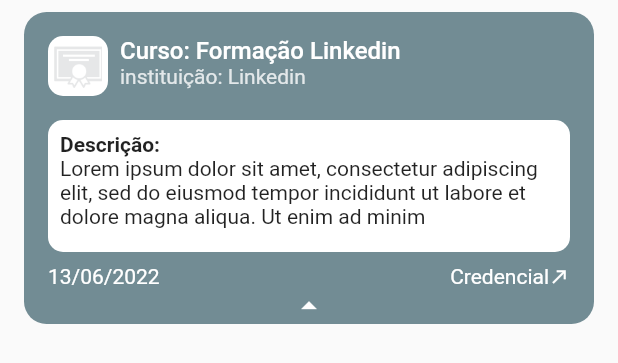
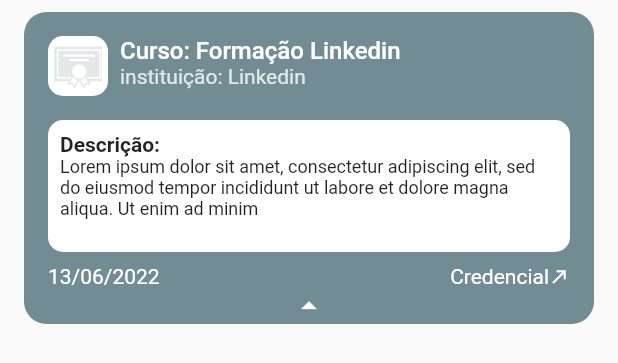
Before and after one commit to xandefreitas/Flutter_Profile, a Flutter app: the CertificateExpandableCard widget shown alone on an empty page, opened directly with sample values from the repository, after a tap on the "arrow drop down" icon, on a phone screen of 412 x 824 dp. Shown: the top 363 px of the screen. Run offline on Flutter 3.47's test engine with Material 2 defaults, Android fonts, the phone set to English and light mode, and no system bars; our stand-ins replace unicons; network calls fail.

Commit message:
minor adjustments

```diff
--- a/lib/core/app_colors.dart
+++ b/lib/core/app_colors.dart
@@ -7,11 +7,11 @@ abstract class AppColors {
   static const depositionsPrimary = Color(0xff9A8761);
   static const grey = Color(0xffAEAEAE);
   static const lightGrey = Color(0xffD9D9D9);
-  static const linkedin = Color(0xff0A65C0);
-  static const whatsapp = Color(0xff45B452);
-  static const snackBarYellow = Color(0xffE3B950);
-  static const snackBarGreen = Color(0xff4CAF50);
-  static const snackBarRed = Color(0xffCC5858);
+  static const linkedinBlue = Color(0xff0A65C0);
+  static const whatsappGreen = Color(0xff45B452);
+  static const snackBarAlert = Color(0xffE3B950);
+  static const snackBarSuccess = Color(0xff4CAF50);
+  static const snackBarError = Color(0xffCC5858);
   static const white = Color(0xffFFFFFF);
   static const black = Color(0xff000000);
 }
--- a/lib/screens/CertificatesScreen/components/certificate_expandable_card.dart
+++ b/lib/screens/CertificatesScreen/components/certificate_expandable_card.dart
@@ -91,6 +91,7 @@ class _CertificateExpandableCardState extends State<CertificateExpandableCard> {
               ),
               padding: const EdgeInsets.all(8),
               child: ListView(
+                physics: const NeverScrollableScrollPhysics(),
                 children: [
                   const Text(
                     'Descrição:',
@@ -98,8 +99,9 @@ class _CertificateExpandableCardState extends State<CertificateExpandableCard> {
                   ),
                   Text(
                     widget.certificate.description,
-                    maxLines: 3,
+                    maxLines: 4,
                     overflow: TextOverflow.ellipsis,
+                    style: AppTextStyles.textSize12,
                   ),
                 ],
               ),
--- a/lib/screens/DepositionsScreen/depositions_screen.dart
+++ b/lib/screens/DepositionsScreen/depositions_screen.dart
@@ -81,7 +81,7 @@ class _DepositionsScreenState extends State<DepositionsScreen> {
       'Depoimento Enviado!',
       'Muito obrigado por deixar seu depoimento.',
       Icons.check,
-      AppColors.snackBarGreen,
+      AppColors.snackBarSuccess,
     );
   }
 
```
Also changed, not shown: lib/common/widgets/custom_drawer.dart (+9 -21 lines), lib/common/widgets/custom_icon_button.dart (renamed from lib/common/widgets/custom_button_widget.dart, +9 -3 lines), lib/common/widgets/custom_snackbar.dart (+4 -4 lines), pubspec.lock, 1 other file.
